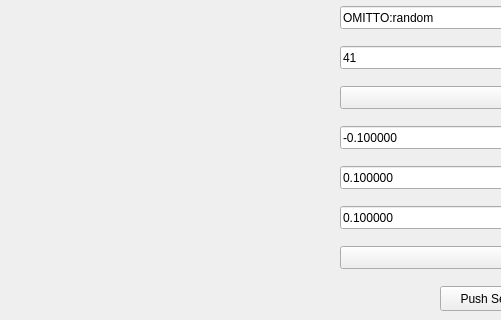
Above: PDS/MCT_opt_scan_parm.ui from osprey-dcs-mct/opa_mct_opis_ui before the change; both pictures show x 180 to 681 and y 94 to 414 of the 831 by 414 pixel window. Below: the same form after it.
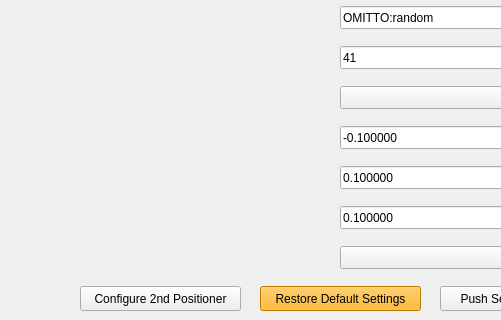
That is the form after the change. Custom widgets are drawn as their Qt base class.

Commit message: Tweaks for 2nd positioner

```diff
--- a/PDS/MCT_opt_scan_parm.ui
+++ b/PDS/MCT_opt_scan_parm.ui
@@ -395,6 +395,47 @@
     <string>MCTCFG01:MONO01_OPT_SCAN.PDLY</string>
    </property>
   </widget>
+  <widget class="QEPushButton" name="qepushbutton">
+   <property name="geometry">
+    <rect>
+     <x>260</x>
+     <y>380</y>
+     <width>161</width>
+     <height>25</height>
+    </rect>
+   </property>
+   <property name="text">
+    <string>Configure 2nd Positioner</string>
+   </property>
+   <property name="variable" stdset="0">
+    <string/>
+   </property>
+   <property name="guiFile" stdset="0">
+    <string>MCT_opt_scan_parm2.ui</string>
+   </property>
+   <property name="creationOption" stdset="0">
+    <enum>QEPushButton::NewWindow</enum>
+   </property>
+  </widget>
+  <widget class="VCLStartPushButton" name="vclstartpushbutton_2">
+   <property name="geometry">
+    <rect>
+     <x>440</x>
+     <y>380</y>
+     <width>161</width>
+     <height>25</height>
+    </rect>
+   </property>
+   <property name="text">
+    <string>Restore Default Settings</string>
+   </property>
+   <property name="variable" stdset="0">
+    <string/>
+   </property>
+   <property name="styleSheet">
+    <string notr="true">background-color: rgb(255, 170, 0);</string>
+   </property>
+  </widget>
  </widget>
  <customwidgets>
   <customwidget>
```
The commit also changes 2 other files.
